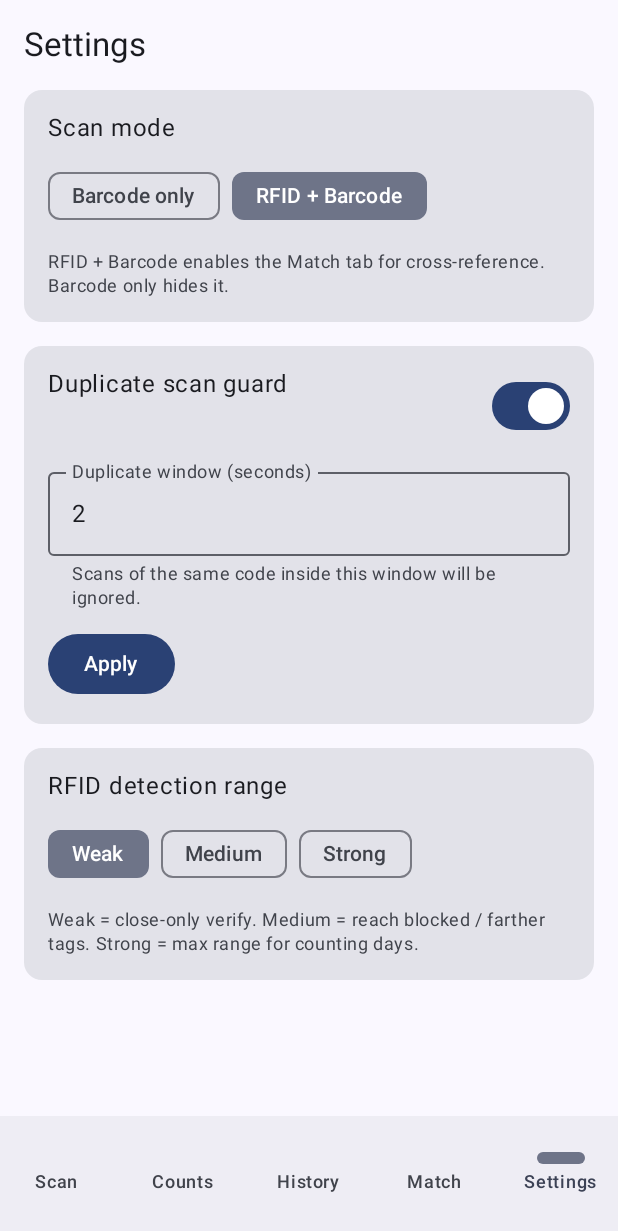
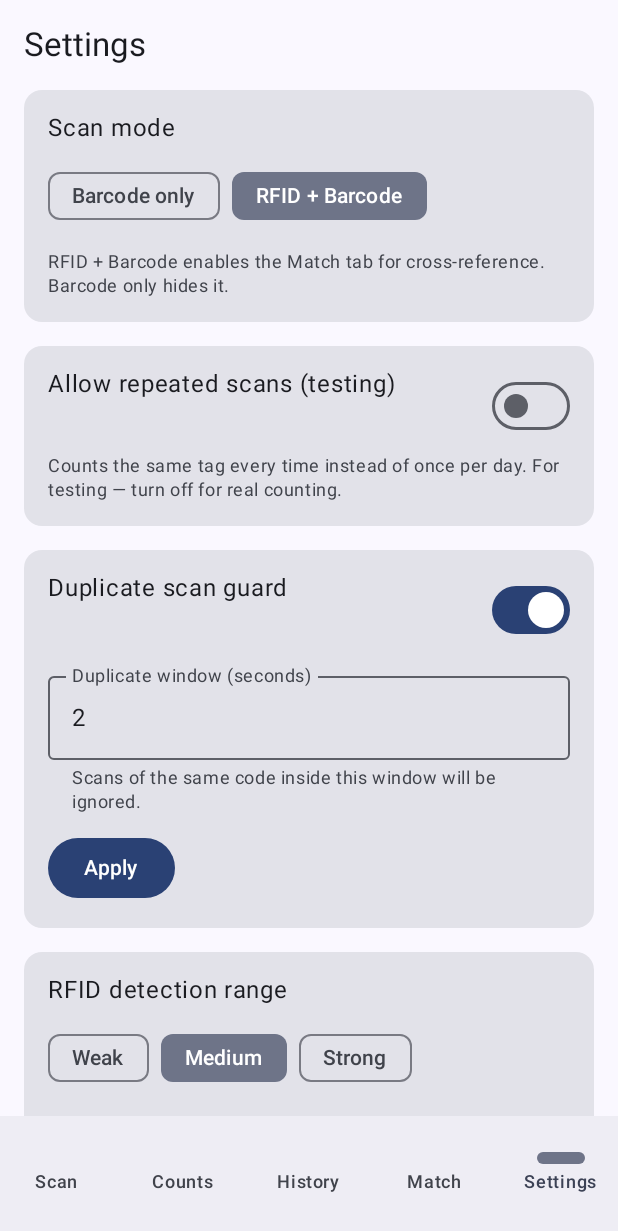
Before and after one commit to jbera123/Scanlog, an Android app built with Jetpack Compose: the composable AppNav shown on its own in the app's theme, item 5 of the bottom bar chosen, on a phone screen of 412 x 824 dp. Shown: the top 1231 px of the screen. Run offline under Robolectric (Android 15) with nearby library versions, the phone set to English and light mode, and no system bars.

Commit message:
Phase 4: UX — "+N" hold badge + repeated-scans toggle (APK v1.4-ux)
- Re-add holdCount StateFlow to RfidController (reset on press/release, ++ in the
  tag callback). ScanScreen shows a green "+N" badge during a trigger-hold in RFID
  mode so the operator sees the reader is alive. In-memory only.
- Re-expose the repeated-scans testing toggle in Settings (backend was dormant in
  ScanStore/ScanViewModel; just re-wires SettingsViewModel + the Settings card).

Rollback: revert this PR, or reinstall scanlog-v1.3-range.

Co-Authored-By: Claude Opus 4.8 <noreply@anthropic.com>

```diff
--- a/app/build.gradle.kts
+++ b/app/build.gradle.kts
@@ -14,8 +14,8 @@ android {
         applicationId = "com.example.scanlog"
         minSdk = 26
         targetSdk = 34
-        versionCode = 4
-        versionName = "1.3-range"
+        versionCode = 5
+        versionName = "1.4-ux"
     }
 
     buildFeatures { compose = true }
--- a/app/src/main/java/com/example/scanlog/ui/screens/ScanScreen.kt
+++ b/app/src/main/java/com/example/scanlog/ui/screens/ScanScreen.kt
@@ -70,6 +70,7 @@ fun ScanScreen(
     val rfidCatalog = remember(appContext) { RfidBarcodeCatalog(appContext) }
 
     val scanMode by settingsVm.scanMode.collectAsState()
+    val holdCount by RfidController.holdCount.collectAsState()
 
     val recentEvents by vm.recentEvents.collectAsState()
     val todayCounts by vm.todayCounts.collectAsState()
@@ -243,6 +244,16 @@ fun ScanScreen(
                     )
                 }
 
+                // Live "+N" badge for the active trigger-hold (RFID mode only).
+                if (scanMode == ScanMode.RFID_AND_BARCODE && holdCount > 0) {
+                    Spacer(Modifier.height(4.dp))
+                    Text(
+                        text = "+$holdCount",
+                        style = MaterialTheme.typography.titleMedium,
+                        color = Color(0xFF00C853)
+                    )
+                }
+
                 Spacer(Modifier.height(16.dp))
 
                 if (recentEvents.isEmpty()) {
--- a/app/src/main/java/com/example/scanlog/ui/screens/SettingsScreen.kt
+++ b/app/src/main/java/com/example/scanlog/ui/screens/SettingsScreen.kt
@@ -36,6 +36,7 @@ fun SettingsScreen(vm: SettingsViewModel = viewModel()) {
     val windowMs by vm.dupWindowMs.collectAsState()
     val scanMode by vm.scanMode.collectAsState()
     val rfidRange by vm.rfidRange.collectAsState()
+    val allowRepeated by vm.allowRepeatedScans.collectAsState()
 
     var secondsText by remember(windowMs) { mutableStateOf((windowMs / 1000L).toString()) }
 
@@ -71,6 +72,32 @@ fun SettingsScreen(vm: SettingsViewModel = viewModel()) {
                 }
                 Text(
                     text = stringResource(R.string.settings_scan_mode_hint),
+                    style = MaterialTheme.typography.bodySmall,
+                    color = MaterialTheme.colorScheme.onSurfaceVariant
+                )
+            }
+        }
+
+        Card {
+            Column(
+                modifier = Modifier.padding(16.dp),
+                verticalArrangement = Arrangement.spacedBy(8.dp)
+            ) {
+                Row(
+                    modifier = Modifier.fillMaxWidth(),
+                    horizontalArrangement = Arrangement.SpaceBetween
+                ) {
+                    Text(
+                        text = stringResource(R.string.settings_allow_repeated),
+                        style = MaterialTheme.typography.bodyLarge
+                    )
+                    Switch(
+                        checked = allowRepeated,
+                        onCheckedChange = { vm.setAllowRepeatedScans(it) }
+                    )
+                }
+                Text(
+                    text = stringResource(R.string.settings_allow_repeated_hint),
                     style = MaterialTheme.typography.bodySmall,
                     color = MaterialTheme.colorScheme.onSurfaceVariant
                 )
--- a/app/src/main/java/com/example/scanlog/ui/viewmodel/SettingsViewModel.kt
+++ b/app/src/main/java/com/example/scanlog/ui/viewmodel/SettingsViewModel.kt
@@ -79,4 +79,17 @@ class SettingsViewModel(app: Application) : AndroidViewModel(app) {
             BldScanner.setContinuous(mode == ScanMode.RFID_AND_BARCODE)
         }
     }
+
+    val allowRepeatedScans: StateFlow<Boolean> =
+        store.allowRepeatedScans.stateIn(
+            scope = viewModelScope,
+            started = SharingStarted.Eagerly,
+            initialValue = false
+        )
+
+    fun setAllowRepeatedScans(enabled: Boolean) {
+        viewModelScope.launch {
+            store.setAllowRepeatedScans(enabled)
+        }
+    }
 }
```
Also changed, not shown: app/src/main/java/com/example/scanlog/rfid/RfidController.kt (+12 -0 lines).
